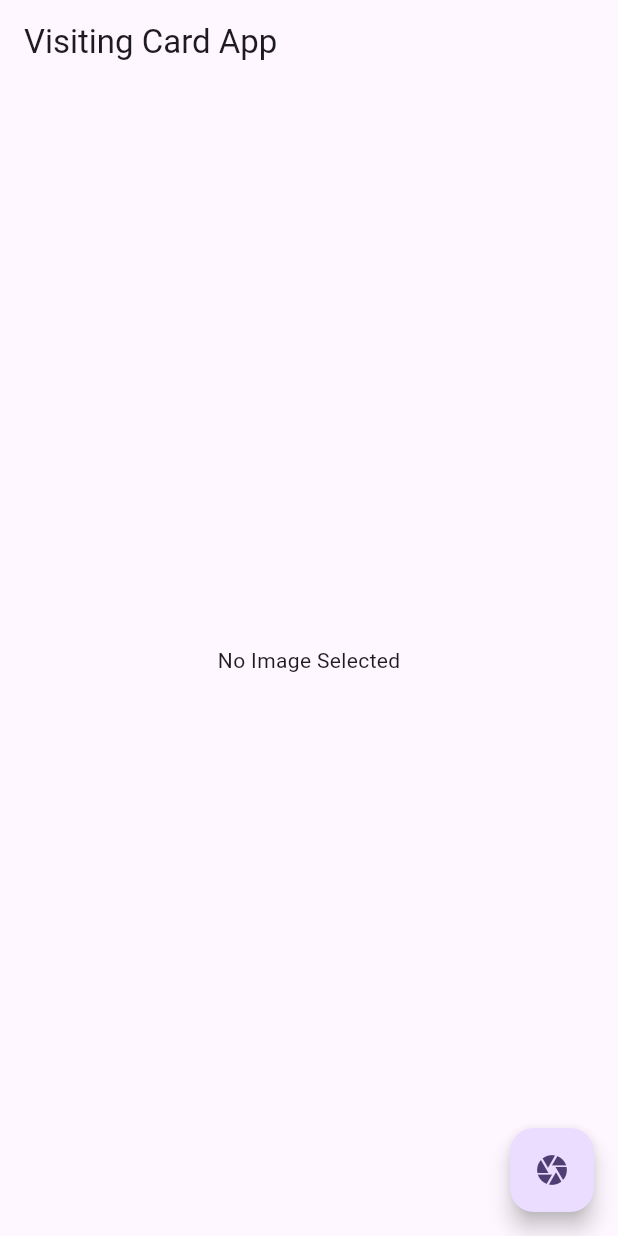
After one commit to taufiqelahi/lr_test_ai, a Flutter app: the screen it shows after launch, after a tap on the "camera" icon, on a phone screen of 412 x 824 dp. The commit adds this screen. Run offline on Flutter 3.47's test engine with Material 3 defaults, Android fonts, the light colour scheme and no system bars; our stand-ins replace camera, flutter_image_compress, image_picker, speech_to_text; missing offline and left inert: google_mlkit_text_recognition, voice_search.

Commit message:
try to resized

```diff
--- /dev/null
+++ b/lib/home_view/resize_image.dart
@@ -0,0 +1,137 @@
+
+import 'dart:io';
+import 'dart:typed_data';
+import 'package:flutter/material.dart';
+import 'package:image_picker/image_picker.dart';
+import 'package:image/image.dart' as img;
+import 'package:flutter_image_compress/flutter_image_compress.dart';
+import 'package:path_provider/path_provider.dart';
+import 'package:google_mlkit_text_recognition/google_mlkit_text_recognition.dart';
+
+enum TextAlignment {
+  left,
+  center,
+  right,
+}
+
+class VisitingCardApp extends StatefulWidget {
+  const VisitingCardApp({super.key});
+
+  @override
+  _VisitingCardAppState createState() => _VisitingCardAppState();
+}
+
+class _VisitingCardAppState extends State<VisitingCardApp> {
+  File? _image;
+
+  Future<void> pickAndProcessImage() async {
+    final ImagePicker _picker = ImagePicker();
+    final XFile? pickedImage = await _picker.pickImage(source: ImageSource.camera);
+
+    if (pickedImage != null) {
+      File imageFile = File(pickedImage.path);  // Convert XFile to File
+      final TextAlignment alignment = await detectTextAlignment(imageFile);  // Detect text alignment
+      File resizedAndRotatedFile = await resizeAndRotateImage(imageFile, alignment);  // Resize and Rotate
+      File compressedFile = await compressImage(resizedAndRotatedFile);  // Compress image
+
+      setState(() {
+        _image = compressedFile;
+      });
+    }
+  }
+
+  Future<TextAlignment> detectTextAlignment(File imageFile) async {
+    final inputImage = InputImage.fromFile(imageFile);
+    final textRecognizer = TextRecognizer();
+    final RecognizedText recognizedText = await textRecognizer.processImage(inputImage);
+
+    // Decode the image using the `image` package to get its dimensions
+    List<int> imageBytes = await imageFile.readAsBytes();
+    img.Image? decodedImage = img.decodeImage(Uint8List.fromList(imageBytes));
+
+    if (decodedImage == null) {
+      throw Exception("Failed to decode image.");
+    }
+
+    double imageWidth = decodedImage.width.toDouble();
+
+    // Analyze recognized text to determine alignment
+    List<TextBlock> blocks = recognizedText.blocks;
+    if (blocks.isEmpty) return TextAlignment.center; // Default to center if no text is found
+
+    double leftPosition = blocks.first.boundingBox.left;
+    double rightPosition = blocks.last.boundingBox.right;
+
+    if (leftPosition < 100) {
+      return TextAlignment.left;  // Text is aligned to the left
+    } else if (rightPosition > imageWidth - 100) {
+      return TextAlignment.right;  // Text is aligned to the right
+    } else {
+      return TextAlignment.center;  // Text is centered
+    }
+  }
+
+  Future<File> resizeAndRotateImage(File imageFile, TextAlignment alignment) async {
+    List<int> imageBytes = await imageFile.readAsBytes();
+    Uint8List uint8List = Uint8List.fromList(imageBytes);
+    img.Image? originalImage = img.decodeImage(uint8List);
+
+    if (originalImage == null) {
+      throw Exception("Unable to decode image.");
+    }
+
+    // Rotate based on text alignment
+    int rotationAngle = 0;
+    if (alignment == TextAlignment.left) {
+      rotationAngle = 0; // No rotation needed
+    } else if (alignment == TextAlignment.center) {
+      rotationAngle = 90; // Rotate 90 degrees
+    } else if (alignment == TextAlignment.right) {
+      rotationAngle = 180; // Rotate 180 degrees
+    }
+
+    img.Image rotatedImage = img.copyRotate(originalImage, angle: rotationAngle);
+    img.Image resizedImage = img.copyResize(rotatedImage, width: 400, height: 200);
+
+    // Save resized and rotated image
+    List<int> resizedBytes = img.encodeJpg(resizedImage);
+    final Directory tempDir = await getTemporaryDirectory();
+    final String resizedPath = "${tempDir.path}/resized_${DateTime.now().millisecondsSinceEpoch}.jpg";
+    final File resizedFile = File(resizedPath)..writeAsBytesSync(Uint8List.fromList(resizedBytes));
+
+    return resizedFile;
+  }
+
+  Future<File> compressImage(File imageFile) async {
+    final Directory tempDir = await getTemporaryDirectory();
+    final String targetPath = "${tempDir.path}/compressed_${DateTime.now().millisecondsSinceEpoch}.jpg";
+
+    final XFile? compressedXFile = await FlutterImageCompress.compressAndGetFile(
+      imageFile.absolute.path,
+      targetPath,  // Save to a different path
+      quality: 80,
+    );
+
+    if (compressedXFile != null) {
+      return File(compressedXFile.path);  // Convert XFile to File
+    } else {
+      throw Exception("Failed to compress the image.");
+    }
+  }
+
+  @override
+  Widget build(BuildContext context) {
+    return Scaffold(
+      appBar: AppBar(title: Text("Visiting Card App")),
+      body: Center(
+        child: _image != null
+            ? Image.file(_image!)
+            : Text("No Image Selected"),
+      ),
+      floatingActionButton: FloatingActionButton(
+        onPressed: pickAndProcessImage,
+        child: Icon(Icons.camera),
+      ),
+    );
+  }
+}
--- a/lib/home_view/view/image_to_text.dart
+++ b/lib/home_view/view/image_to_text.dart
@@ -151,6 +151,7 @@ class _ImageToTextState extends State<ImageToText> {
     return recognizedText.text;
   }
 
+
   // Function to extract structured info using regex
   Map<String, String> extractDetails(String text) {
     final lines = text
@@ -232,6 +233,7 @@ class _ImageToTextState extends State<ImageToText> {
       "Capital",
       "Centre"
     ];
+
 
 
     // Predefined list for name prefixes
--- a/lib/main.dart
+++ b/lib/main.dart
@@ -1,5 +1,6 @@
 import 'package:flutter/material.dart';
 import 'package:testai/home_view/home_view.dart';
+import 'package:testai/home_view/resize_image.dart';
 import 'package:testai/home_view/view/auto_capture.dart';
 import 'package:testai/home_view/view/image_to_text.dart';
 import 'package:testai/home_view/view/voice_view.dart';
@@ -35,7 +36,7 @@ class MyApp extends StatelessWidget {
         colorScheme: ColorScheme.fromSeed(seedColor: Colors.deepPurple),
         useMaterial3: true,
       ),
-      home: const ImageToText()
+      home: const VisitingCardApp()
     );
   }
 }
--- a/pubspec.yaml
+++ b/pubspec.yaml
@@ -43,6 +43,9 @@ dependencies:
   camera: ^0.11.0+2
   image: ^4.2.0
   google_mlkit_object_detection: ^0.13.0
+  flutter_image_compress: ^2.3.0
+  path_provider: ^2.1.4
+
 
 dev_dependencies:
   flutter_test:
```
Also changed, not shown: pubspec.lock, 1 other file.
